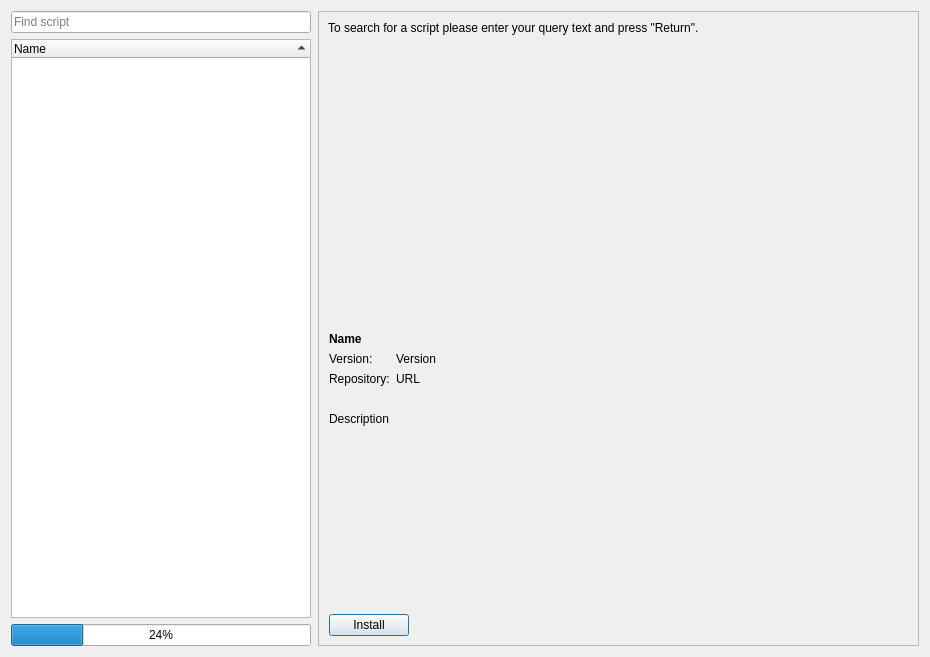
Before: the Qt Designer form src/dialogs/scriptrepositorydialog.ui in pbek/QOwnNotes, drawn with Qt 5.
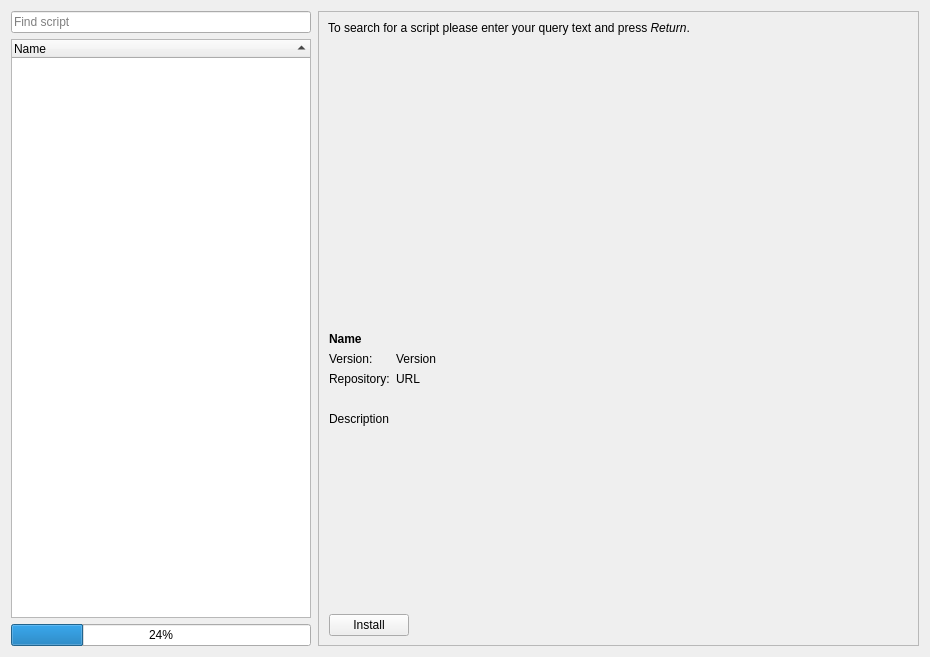
After: the same form once the commit is applied. Icons and pictures are not drawn.

```diff
--- a/src/dialogs/scriptrepositorydialog.ui
+++ b/src/dialogs/scriptrepositorydialog.ui
@@ -52,7 +52,7 @@
            <item row="0" column="0">
             <widget class="QLabel" name="label">
              <property name="text">
-              <string>To search for a script please enter your query text and press &quot;Return&quot;.</string>
+              <string>To search for a script please enter your query text and press &lt;i&gt;Return&lt;/i&gt;.</string>
              </property>
              <property name="wordWrap">
               <bool>true</bool>
@@ -168,7 +168,10 @@
                   <normaloff>:/icons/breeze-qownnotes/16x16/document-save.svg</normaloff>:/icons/breeze-qownnotes/16x16/document-save.svg</iconset>
                 </property>
                 <property name="shortcut">
-                 <string notr="true">Ctrl+S</string>
+                 <string notr="true">Ctrl+I</string>
+                </property>
+                <property name="autoDefault">
+                 <bool>false</bool>
                 </property>
                </widget>
               </item>
```
Left out of the diff: 18 changed lines with no effect on the pictures.
